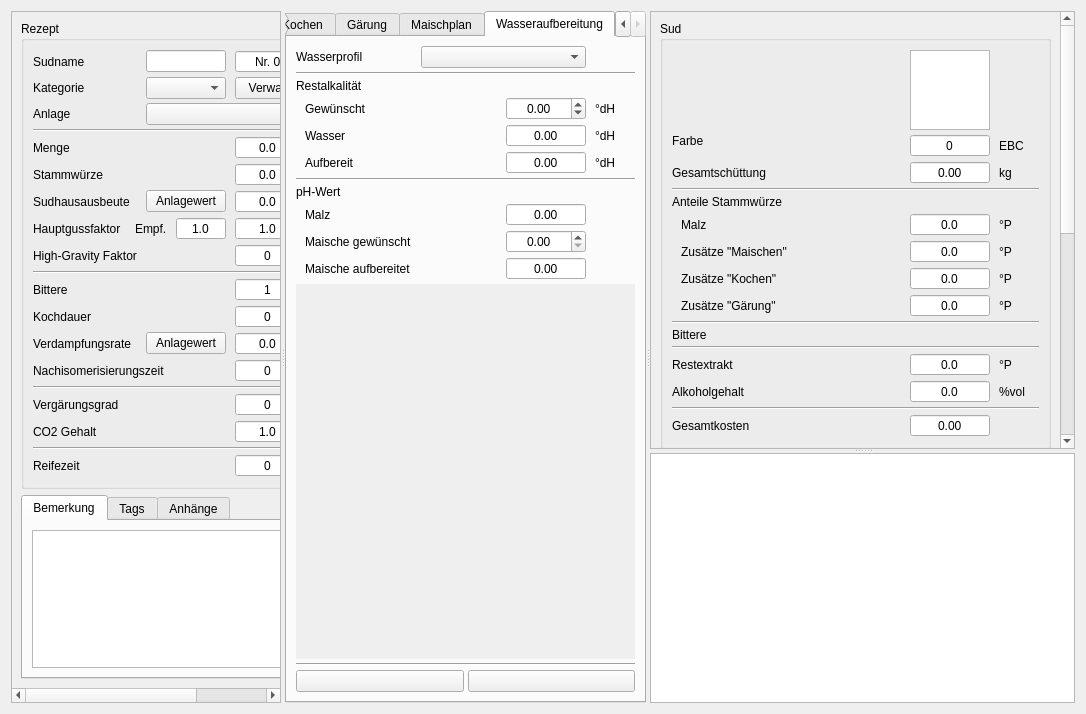
Above: kleiner-brauhelfer/tabrezept.ui from kleiner-brauhelfer/kleiner-brauhelfer-2 before the change. Below: the same form after it.
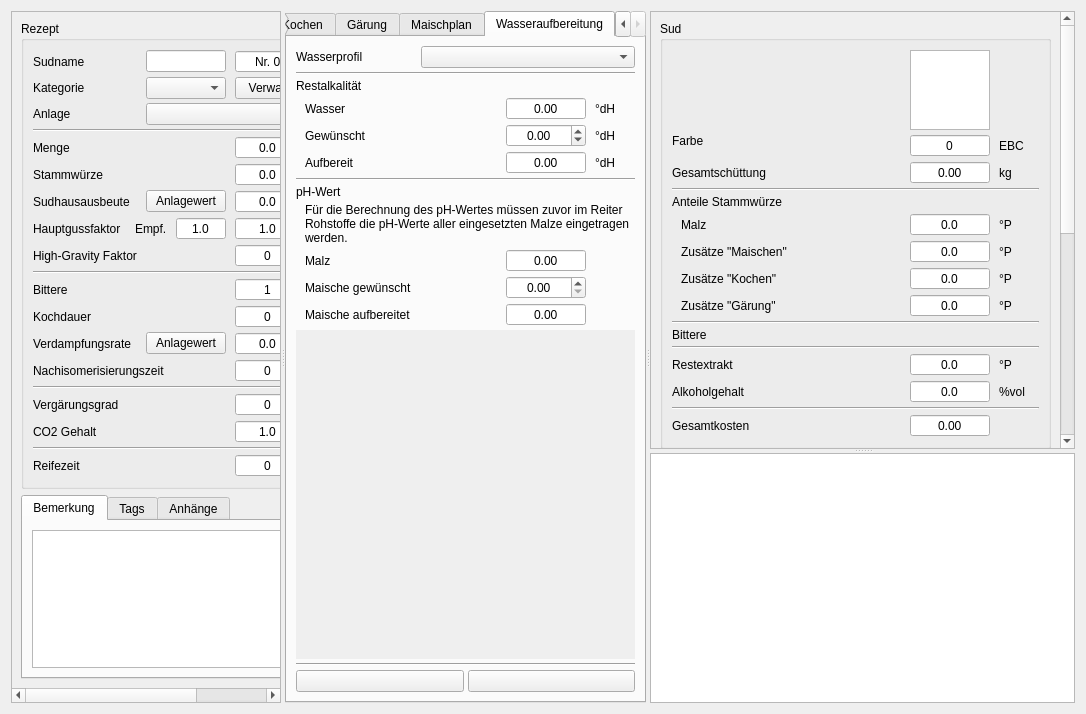
That is the form after the change. The open tabs and pages were chosen to show the change. Icons and pictures are not drawn. Custom widgets are drawn as their Qt base class.

```diff
--- a/kleiner-brauhelfer/tabrezept.ui
+++ b/kleiner-brauhelfer/tabrezept.ui
@@ -1808,62 +1808,7 @@
             </property>
            </widget>
           </item>
-          <item row="2" column="0" colspan="4">
-           <widget class="QLabel" name="label_75">
-            <property name="text">
-             <string>Restalkalität</string>
-            </property>
-           </widget>
-          </item>
-          <item row="6" column="0" colspan="4">
-           <widget class="Line" name="line_13">
-            <property name="orientation">
-             <enum>Qt::Horizontal</enum>
-            </property>
-           </widget>
-          </item>
           <item row="3" column="2">
-           <widget class="DoubleSpinBoxSud" name="tbRestalkalitaetSoll">
-            <property name="minimumSize">
-             <size>
-              <width>80</width>
-              <height>0</height>
-             </size>
-            </property>
-            <property name="toolTip">
-             <string>&lt;html&gt;&lt;head/&gt;&lt;body&gt;&lt;p&gt;Hier wird die &lt;span style=&quot; font-weight:600;&quot;&gt;gewünschte Restalkalität&lt;/span&gt; eingestellt. Sie ist mithin ein Faktor für den richtigen pH-Wert beim Maischen. Ein hoher Wert erhöht den pH-Wert der Maische und mindert die Enymaktivität des Malzes und umgekehrt. Allgemein verlangen helle und hopfenaromatische Biere einen Wert kleiner als 5°dH. Dunkle Biere beinhalten säurefördernde dunkle Malze . Hier sind bis zu 10°dH ein Richtwert&lt;/p&gt;&lt;p&gt;&lt;span style=&quot; font-weight:600;&quot;&gt;Typische Werte:&lt;/span&gt;&lt;/p&gt;&lt;table border=&quot;0&quot; style=&quot; margin-top:0px; margin-bottom:0px; margin-left:0px; margin-right:0px;&quot; cellspacing=&quot;2&quot; cellpadding=&quot;0&quot;&gt;&lt;tr&gt;&lt;td&gt;&lt;p&gt;Helles &lt;/p&gt;&lt;/td&gt;&lt;td&gt;&lt;p&gt;-3 – 0°dH&lt;/p&gt;&lt;/td&gt;&lt;/tr&gt;&lt;tr&gt;&lt;td&gt;&lt;p&gt;Bock hell&lt;/p&gt;&lt;/td&gt;&lt;td&gt;&lt;p&gt;5 – 10°dH&lt;/p&gt;&lt;/td&gt;&lt;/tr&gt;&lt;tr&gt;&lt;td&gt;&lt;p&gt;Export &lt;/p&gt;&lt;/td&gt;&lt;td&gt;&lt;p&gt;0 – 2°dH&lt;/p&gt;&lt;/td&gt;&lt;/tr&gt;&lt;tr&gt;&lt;td&gt;&lt;p&gt;Alt &lt;/p&gt;&lt;/td&gt;&lt;td&gt;&lt;p&gt;0 – 5°dH&lt;/p&gt;&lt;/td&gt;&lt;/tr&gt;&lt;tr&gt;&lt;td&gt;&lt;p&gt;Kölsch &lt;/p&gt;&lt;/td&gt;&lt;td&gt;&lt;p&gt;-3 – 0°dH&lt;/p&gt;&lt;/td&gt;&lt;/tr&gt;&lt;tr&gt;&lt;td&gt;&lt;p&gt;Pilsener &lt;/p&gt;&lt;/td&gt;&lt;td&gt;&lt;p&gt;-2 – 0°dH&lt;/p&gt;&lt;/td&gt;&lt;/tr&gt;&lt;tr&gt;&lt;td&gt;&lt;p&gt;Weizen&lt;/p&gt;&lt;/td&gt;&lt;td&gt;&lt;p&gt;5 – 10°dH&lt;/p&gt;&lt;/td&gt;&lt;/tr&gt;&lt;tr&gt;&lt;td&gt;&lt;p&gt;Stout&lt;/p&gt;&lt;/td&gt;&lt;td&gt;&lt;p&gt;5 – 10°dH&lt;/p&gt;&lt;/td&gt;&lt;/tr&gt;&lt;tr&gt;&lt;td&gt;&lt;p&gt;IPA&lt;/p&gt;&lt;/td&gt;&lt;td&gt;&lt;p&gt;-3 – 0°dH&lt;/p&gt;&lt;/td&gt;&lt;/tr&gt;&lt;/table&gt;&lt;p&gt;Die &lt;span style=&quot; font-weight:600;&quot;&gt;Restalkalität&lt;/span&gt; (RA) des Brauwassers ist entscheidend für den &lt;span style=&quot; font-weight:600;&quot;&gt;pH-Wert&lt;/span&gt; der Maischearbeit und somit für die Effizienz der Stärkespaltung, somit der Frage, ob das Bier mit der Schüttung gelingt. Zugleich ist der pH-Wert beim Maischen Ausgangspunkt aller weiterer Brauschritte.&lt;/p&gt;&lt;p&gt;Brauwasser ist kein reines Wasser, sondern enthält Salze und Ionen wie Chlorid (Cl⁻) und Sulfat (SO₄²⁻), die sich gemschmacklich auswirken. Während des Einmaischens wird das Brauwasser durch das Malz angesäuert. Es reichern sich Hydronium-Ionen (H⁺) an, was zu einem Abfall des pH-Wertes führt. Dabei verhalten sich dunkle Malze generell saurer als hell abgedarrte Malze. Ungehindert senkt sich der pH-Wert dadurch von allein in einen für den Maischeprozess günstigen Bereich zwischen &lt;span style=&quot; font-weight:600;&quot;&gt;pH 5,2 bis 5,8&lt;/span&gt; ab. &lt;/p&gt;&lt;p&gt;Der Knackpunkt ist, dass manches Wasser sich diesem pH-Abfall widersetzt. Dieses Alkalität genannte Phänomen gründet in der Konzentration des Ions Bicarbonat, chemisch &lt;span style=&quot; font-weight:600;&quot;&gt;HCO³⁻&lt;/span&gt;. Das HCO³⁻ fängt die H+-Ionen einfach ab. Die pH-Wert-senkende Wirkung der H+-Ionen verpufft wirkungslos. Dieser Effekt ist um so größer, je mehr HCO3- im Wassser vorhanden ist.&lt;/p&gt;&lt;p&gt;Damit erklärt sich simpel, warum mancher Bierstil mit dem einen Brauwasser funktioniert, ein anderer dagegen nicht. Mithin ist das der Grund, warum Hobbybrauer ihr Wasser vorbehandeln und Salze wie Calciumsulfat (Braugips) hinzugeben, um doch erfolgreich ein Bier oder ein IPA brauen zu können.&lt;/p&gt;&lt;/body&gt;&lt;/html&gt;</string>
-            </property>
-            <property name="alignment">
-             <set>Qt::AlignCenter</set>
-            </property>
-            <property name="readOnly">
-             <bool>false</bool>
-            </property>
-            <property name="decimals">
-             <number>2</number>
-            </property>
-            <property name="minimum">
-             <double>-99.000000000000000</double>
-            </property>
-            <property name="maximum">
-             <double>99.000000000000000</double>
-            </property>
-            <property name="singleStep">
-             <double>0.100000000000000</double>
-            </property>
-           </widget>
-          </item>
-          <item row="9" column="0">
-           <widget class="QLabel" name="label_40">
-            <property name="text">
-             <string>Maische gewünscht</string>
-            </property>
-            <property name="indent">
-             <number>9</number>
-            </property>
-           </widget>
-          </item>
-          <item row="4" column="2">
            <widget class="DoubleSpinBoxSud" name="tbRestalkalitaetWasser">
             <property name="toolTip">
              <string>&lt;html&gt;&lt;head/&gt;&lt;body&gt;&lt;p&gt;Hier wird die &lt;span style=&quot; font-weight:600;&quot;&gt;Restalkalität &lt;/span&gt;vom &lt;span style=&quot; font-weight:600;&quot;&gt;unbehandelten Wasser&lt;/span&gt; angegeben.&lt;/p&gt;&lt;p&gt;Die muss nicht zwingend Leitungs- oder Brunnenwasser sein, es kann auch destilliertes oder Osmosewasser sein. Entscheidend für die Wasseraufbereitung ist die Restalkalität, die die Menge der Aufsalzung bestimmt.&lt;/p&gt;&lt;p&gt;Manche Wasserprofile wie das extrem sulfathaltige Wasser von Burton-on-Trent-Wasser verhindern eine Aufbereitung mit Hauswasser. Die Werte sind so extrem, dass Calcium, Magnesium, Sulfat, Natrium und Chlorid nicht in das gewünschte Verhältnis gebracht werden kann.&lt;/p&gt;&lt;p&gt;Viele Brauer, vor allem wenn sie sehr hartes Wasser haben, greifen in solchen Fällen auf &lt;span style=&quot; font-weight:600;&quot;&gt;Osmosewasser&lt;/span&gt; zurück und salzen gezielt von entmineralisiertem Wasser auf. Dafür sind allerdings profunde Kenntnisse der Wasserchemie nötig. Fachforen, seltener Fachbücher, sind hier eine große Hilfe.&lt;/p&gt;&lt;p&gt;Der Kleine Brauhelfer unterstützt den Brauer entscheidend dabei sein Leitungs- oder Brunnnwasser und ein Wasserprofil abzustimmen.&lt;/p&gt;&lt;p&gt;Dazu wird zuerst das &lt;span style=&quot; font-weight:600;&quot;&gt;Rohwasser &lt;/span&gt;im &lt;span style=&quot; font-weight:600;&quot;&gt;Tab Ausrüstung&lt;/span&gt; gewählt, dann das &lt;span style=&quot; font-weight:600;&quot;&gt;Wasserprofil &lt;/span&gt;im &lt;span style=&quot; font-weight:600;&quot;&gt;Tab Rohstoffe&lt;/span&gt;. Anhand der Differenzen tastet man sich an das gewählte Profil mit Salzen und Säuren heran.&lt;/p&gt;&lt;/body&gt;&lt;/html&gt;</string>
@@ -1895,83 +1840,17 @@
             </property>
            </widget>
           </item>
-          <item row="4" column="0">
-           <widget class="QLabel" name="label_69">
+          <item row="9" column="0">
+           <widget class="QLabel" name="lblPhMalz">
             <property name="text">
-             <string>Wasser</string>
+             <string>Malz</string>
             </property>
             <property name="indent">
              <number>9</number>
             </property>
            </widget>
           </item>
-          <item row="0" column="1" colspan="2">
-           <widget class="ComboBox" name="cbWasserProfil">
-            <property name="toolTip">
-             <string>&lt;html&gt;&lt;head/&gt;&lt;body&gt;&lt;p&gt;Hier wird das verwendete &lt;span style=&quot; font-weight:600;&quot;&gt;Wasserprofil&lt;/span&gt; gewählt.&lt;/p&gt;&lt;p&gt;Im &lt;span style=&quot; font-weight:600;&quot;&gt;Tab Ausrüstung &lt;/span&gt;muss mindestens ein Wasserprofil erstellt werden.&lt;/p&gt;&lt;p&gt;Fortgeschrittene Anwender definieren für unterschiedliche Bierstile oft verschiedene Wasserprofile und nutzen dazu unterschiedliche Techniken der Wasseraufbereitung.&lt;/p&gt;&lt;p&gt;Beliebt ist destilliertes Wasser oder Wasser aus einer Osmoseanlage. Diese Wasserprofile bieten sich bei einem harten Brauwasser an, wenn helle und hopfenbetonte Biere gebraut werden sollen.&lt;/p&gt;&lt;/body&gt;&lt;/html&gt;</string>
-            </property>
-           </widget>
-          </item>
-          <item row="10" column="2">
-           <widget class="DoubleSpinBoxSud" name="tbPhMaische">
-            <property name="toolTip">
-             <string>&lt;html&gt;&lt;head/&gt;&lt;body&gt;&lt;p&gt;Hier wird der &lt;span style=&quot; font-weight:600;&quot;&gt;pH-Wert der Maische&lt;/span&gt; angegeben. Zuvor müssen im Reiter &lt;span style=&quot; font-style:italic;&quot;&gt;Rohstoffe&lt;/span&gt; die pH-Werte aller Malze eingetragen werden. Malze haben je nach Sorte unterschiedliche Wim Malz-pH. Zusammen mit dem Wasser-pH addieren sich sich zum maische-pH zusammen.&lt;/p&gt;&lt;p&gt;Für den Maischprozess sollte der pH-Wert zwischen 5.3 und 5.7 liegen. &lt;/p&gt;&lt;/body&gt;&lt;/html&gt;</string>
-            </property>
-            <property name="alignment">
-             <set>Qt::AlignCenter</set>
-            </property>
-            <property name="readOnly">
-             <bool>true</bool>
-            </property>
-            <property name="buttonSymbols">
-             <enum>QAbstractSpinBox::NoButtons</enum>
-            </property>
-            <property name="decimals">
-             <number>2</number>
-            </property>
-           </widget>
-          </item>
-          <item row="10" column="0">
-           <widget class="QLabel" name="label_39">
-            <property name="text">
-             <string>Maische aufbereitet</string>
-            </property>
-            <property name="indent">
-             <number>9</number>
-            </property>
-           </widget>
-          </item>
-          <item row="1" column="0" colspan="4">
-           <widget class="Line" name="line_6">
-            <property name="orientation">
-             <enum>Qt::Horizontal</enum>
-            </property>
-           </widget>
-          </item>
-          <item row="3" column="1">
-           <spacer name="horizontalSpacer_7">
-            <property name="orientation">
-             <enum>Qt::Horizontal</enum>
-            </property>
-            <property name="sizeHint" stdset="0">
-             <size>
-              <width>40</width>
-              <height>20</height>
-             </size>
-            </property>
-           </spacer>
-          </item>
-          <item row="3" column="0">
-           <widget class="QLabel" name="label_71">
-            <property name="text">
-             <string>Gewünscht</string>
-            </property>
-            <property name="indent">
-             <number>9</number>
-            </property>
-           </widget>
-          </item>
-          <item row="8" column="2">
+          <item row="9" column="2">
            <widget class="DoubleSpinBoxSud" name="tbPhMalz">
             <property name="toolTip">
              <string>&lt;html&gt;&lt;head/&gt;&lt;body&gt;&lt;p&gt;Hier wird der &lt;span style=&quot; font-weight:600;&quot;&gt;pH-Wert der Schüttung&lt;/span&gt; angegeben. Zuvor müssen im Reiter &lt;span style=&quot; font-style:italic;&quot;&gt;Rohstoffe&lt;/span&gt; die pH-Werte aller Malze eingetragen werden.&lt;/p&gt;&lt;p&gt;Malze wirken im warmen Brauwasser leicht sauer, indem sie den pH-Wert senken. Man spricht daher von einem eigenen pH-Wert von Malz, den Schrot-pH. Malze wirken um so sauer, je dunkler sie sind. Zusätzlich ist die Malzsorte ein wichtiger Faktor. Karamellmalze oder Röstmalze etwa wirken säuresenkender als Basismalze oder Rohfrucht.&lt;/p&gt;&lt;p&gt;Ausführlich iInformationen zur Wasserchemie im allgemeinen und zur Säurebildung von Malz finden sich auf der &lt;a href=&quot;https://maischemalzundmehr.de/index.php?inhaltmitte=toolswasserrechner&quot;&gt;&lt;span style=&quot; text-decoration: underline; color:#0068da;&quot;&gt;Wasserseite von Maische, Malz und Meh&lt;/span&gt;&lt;/a&gt;r (auf Deutsch) und auf den Seiten vom amerikanischen Brauer und &lt;a href=&quot;https://www.brunwater.com/water-knowledge&quot;&gt;&lt;span style=&quot; text-decoration: underline; color:#0068da;&quot;&gt;Wasserspezialist Martin Brungard &lt;/span&gt;&lt;/a&gt;und seines Tools Brew'n Water (auf Englisch).&lt;/p&gt;&lt;p&gt;Wasserchemie gehört im Brauwesen mit zu den schwersten Kapiteln. Viele gute Artikel finden sich neben Fachbüchern auch bei Aquaristen. Wasserversorger müssen aktuelle, regionale Daten spätestens auf Anfrage bereitstellen.&lt;/p&gt;&lt;/body&gt;&lt;/html&gt;</string>
@@ -2013,6 +1892,73 @@
             </property>
            </widget>
           </item>
+          <item row="7" column="0" colspan="4">
+           <widget class="QLabel" name="label_76">
+            <property name="text">
+             <string>pH-Wert</string>
+            </property>
+           </widget>
+          </item>
+          <item row="6" column="0" colspan="4">
+           <widget class="Line" name="line_13">
+            <property name="orientation">
+             <enum>Qt::Horizontal</enum>
+            </property>
+           </widget>
+          </item>
+          <item row="1" column="0" colspan="4">
+           <widget class="Line" name="line_6">
+            <property name="orientation">
+             <enum>Qt::Horizontal</enum>
+            </property>
+           </widget>
+          </item>
+          <item row="2" column="0" colspan="4">
+           <widget class="QLabel" name="label_75">
+            <property name="text">
+             <string>Restalkalität</string>
+            </property>
+           </widget>
+          </item>
+          <item row="3" column="0">
+           <widget class="QLabel" name="label_69">
+            <property name="text">
+             <string>Wasser</string>
+            </property>
+            <property name="indent">
+             <number>9</number>
+            </property>
+           </widget>
+          </item>
+          <item row="11" column="0">
+           <widget class="QLabel" name="lblPhMaische">
+            <property name="text">
+             <string>Maische aufbereitet</string>
+            </property>
+            <property name="indent">
+             <number>9</number>
+            </property>
+           </widget>
+          </item>
+          <item row="11" column="2">
+           <widget class="DoubleSpinBoxSud" name="tbPhMaische">
+            <property name="toolTip">
+             <string>&lt;html&gt;&lt;head/&gt;&lt;body&gt;&lt;p&gt;Hier wird der &lt;span style=&quot; font-weight:600;&quot;&gt;pH-Wert der Maische&lt;/span&gt; angegeben. Zuvor müssen im Reiter &lt;span style=&quot; font-style:italic;&quot;&gt;Rohstoffe&lt;/span&gt; die pH-Werte aller Malze eingetragen werden. Malze haben je nach Sorte unterschiedliche Wim Malz-pH. Zusammen mit dem Wasser-pH addieren sich sich zum maische-pH zusammen.&lt;/p&gt;&lt;/body&gt;&lt;/html&gt;</string>
+            </property>
+            <property name="alignment">
+             <set>Qt::AlignCenter</set>
+            </property>
+            <property name="readOnly">
+             <bool>true</bool>
+            </property>
+            <property name="buttonSymbols">
+             <enum>QAbstractSpinBox::NoButtons</enum>
+            </property>
+            <property name="decimals">
+             <number>2</number>
+            </property>
+           </widget>
+          </item>
           <item row="5" column="2">
            <widget class="DoubleSpinBoxSud" name="tbRestalkalitaetIst">
             <property name="toolTip">
@@ -2038,6 +1984,22 @@
             </property>
            </widget>
           </item>
+          <item row="10" column="2">
+           <widget class="DoubleSpinBoxSud" name="tbPhMaischeSoll">
+            <property name="toolTip">
+             <string>&lt;html&gt;&lt;head/&gt;&lt;body&gt;&lt;p&gt;Hier wird ein &lt;span style=&quot; font-weight:600;&quot;&gt;gewünschter pH-Wert &lt;/span&gt;der&lt;span style=&quot; font-weight:600;&quot;&gt; Maische&lt;/span&gt; angegeben. Zuvor müssen im Reiter &lt;span style=&quot; font-style:italic;&quot;&gt;Rohstoffe&lt;/span&gt; die pH-Werte aller Malze eingetragen werden.&lt;/p&gt;&lt;p&gt;Für den Maischprozess sollte der pH-Wert zwischen 5.3 und 5.7 liegen. &lt;/p&gt;&lt;p&gt;Additive wie Salze und Säuren, aber auch laugisch wirkende Zusätze stellen den gewünschten Maische-pH ein, wenn Schüttung und Brauwasser nicht den angepeilten Werten entsprechen.&lt;/p&gt;&lt;/body&gt;&lt;/html&gt;</string>
+            </property>
+            <property name="alignment">
+             <set>Qt::AlignCenter</set>
+            </property>
+            <property name="decimals">
+             <number>2</number>
+            </property>
+            <property name="singleStep">
+             <double>0.010000000000000</double>
+            </property>
+           </widget>
+          </item>
           <item row="0" column="0">
            <widget class="QLabel" name="label_17">
             <property name="text">
@@ -2045,36 +2007,87 @@
             </property>
            </widget>
           </item>
-          <item row="8" column="0">
-           <widget class="QLabel" name="label_77">
+          <item row="4" column="0">
+           <widget class="QLabel" name="label_71">
             <property name="text">
-             <string>Malz</string>
+             <string>Gewünscht</string>
             </property>
             <property name="indent">
              <number>9</number>
             </property>
            </widget>
           </item>
-          <item row="9" column="2">
-           <widget class="DoubleSpinBoxSud" name="tbPhMaischeSoll">
+          <item row="10" column="0">
+           <widget class="QLabel" name="lblPhMaischeSoll">
+            <property name="text">
+             <string>Maische gewünscht</string>
+            </property>
+            <property name="indent">
+             <number>9</number>
+            </property>
+           </widget>
+          </item>
+          <item row="4" column="2">
+           <widget class="DoubleSpinBoxSud" name="tbRestalkalitaetSoll">
+            <property name="minimumSize">
+             <size>
+              <width>80</width>
+              <height>0</height>
+             </size>
+            </property>
             <property name="toolTip">
-             <string>&lt;html&gt;&lt;head/&gt;&lt;body&gt;&lt;p&gt;Hier wird ein &lt;span style=&quot; font-weight:600;&quot;&gt;gewünschter pH-Wert &lt;/span&gt;der&lt;span style=&quot; font-weight:600;&quot;&gt; Maische&lt;/span&gt; angegeben. Zuvor müssen im Reiter &lt;span style=&quot; font-style:italic;&quot;&gt;Rohstoffe&lt;/span&gt; die pH-Werte aller Malze eingetragen werden.&lt;/p&gt;&lt;p&gt;Additive wie Salze und Säuren, aber auch laugisch wirkende Zusätze stellen den gewünschten Maische-pH ein, wenn Schüttung und Brauwasser nicht den angepeilten Werten entsprechen.&lt;/p&gt;&lt;/body&gt;&lt;/html&gt;</string>
+             <string>&lt;html&gt;&lt;head/&gt;&lt;body&gt;&lt;p&gt;Hier wird die &lt;span style=&quot; font-weight:600;&quot;&gt;gewünschte Restalkalität&lt;/span&gt; eingestellt. Sie ist mithin ein Faktor für den richtigen pH-Wert beim Maischen. Ein hoher Wert erhöht den pH-Wert der Maische und mindert die Enymaktivität des Malzes und umgekehrt. Allgemein verlangen helle und hopfenaromatische Biere einen Wert kleiner als 5°dH. Dunkle Biere beinhalten säurefördernde dunkle Malze . Hier sind bis zu 10°dH ein Richtwert&lt;/p&gt;&lt;p&gt;&lt;span style=&quot; font-weight:600;&quot;&gt;Typische Werte:&lt;/span&gt;&lt;/p&gt;&lt;table border=&quot;0&quot; style=&quot; margin-top:0px; margin-bottom:0px; margin-left:0px; margin-right:0px;&quot; cellspacing=&quot;2&quot; cellpadding=&quot;0&quot;&gt;&lt;tr&gt;&lt;td&gt;&lt;p&gt;Helles &lt;/p&gt;&lt;/td&gt;&lt;td&gt;&lt;p&gt;-3 – 0°dH&lt;/p&gt;&lt;/td&gt;&lt;/tr&gt;&lt;tr&gt;&lt;td&gt;&lt;p&gt;Bock hell&lt;/p&gt;&lt;/td&gt;&lt;td&gt;&lt;p&gt;5 – 10°dH&lt;/p&gt;&lt;/td&gt;&lt;/tr&gt;&lt;tr&gt;&lt;td&gt;&lt;p&gt;Export &lt;/p&gt;&lt;/td&gt;&lt;td&gt;&lt;p&gt;0 – 2°dH&lt;/p&gt;&lt;/td&gt;&lt;/tr&gt;&lt;tr&gt;&lt;td&gt;&lt;p&gt;Alt &lt;/p&gt;&lt;/td&gt;&lt;td&gt;&lt;p&gt;0 – 5°dH&lt;/p&gt;&lt;/td&gt;&lt;/tr&gt;&lt;tr&gt;&lt;td&gt;&lt;p&gt;Kölsch &lt;/p&gt;&lt;/td&gt;&lt;td&gt;&lt;p&gt;-3 – 0°dH&lt;/p&gt;&lt;/td&gt;&lt;/tr&gt;&lt;tr&gt;&lt;td&gt;&lt;p&gt;Pilsener &lt;/p&gt;&lt;/td&gt;&lt;td&gt;&lt;p&gt;-2 – 0°dH&lt;/p&gt;&lt;/td&gt;&lt;/tr&gt;&lt;tr&gt;&lt;td&gt;&lt;p&gt;Weizen&lt;/p&gt;&lt;/td&gt;&lt;td&gt;&lt;p&gt;5 – 10°dH&lt;/p&gt;&lt;/td&gt;&lt;/tr&gt;&lt;tr&gt;&lt;td&gt;&lt;p&gt;Stout&lt;/p&gt;&lt;/td&gt;&lt;td&gt;&lt;p&gt;5 – 10°dH&lt;/p&gt;&lt;/td&gt;&lt;/tr&gt;&lt;tr&gt;&lt;td&gt;&lt;p&gt;IPA&lt;/p&gt;&lt;/td&gt;&lt;td&gt;&lt;p&gt;-3 – 0°dH&lt;/p&gt;&lt;/td&gt;&lt;/tr&gt;&lt;/table&gt;&lt;p&gt;Die &lt;span style=&quot; font-weight:600;&quot;&gt;Restalkalität&lt;/span&gt; (RA) des Brauwassers ist entscheidend für den &lt;span style=&quot; font-weight:600;&quot;&gt;pH-Wert&lt;/span&gt; der Maischearbeit und somit für die Effizienz der Stärkespaltung, somit der Frage, ob das Bier mit der Schüttung gelingt. Zugleich ist der pH-Wert beim Maischen Ausgangspunkt aller weiterer Brauschritte.&lt;/p&gt;&lt;p&gt;Brauwasser ist kein reines Wasser, sondern enthält Salze und Ionen wie Chlorid (Cl⁻) und Sulfat (SO₄²⁻), die sich gemschmacklich auswirken. Während des Einmaischens wird das Brauwasser durch das Malz angesäuert. Es reichern sich Hydronium-Ionen (H⁺) an, was zu einem Abfall des pH-Wertes führt. Dabei verhalten sich dunkle Malze generell saurer als hell abgedarrte Malze. Ungehindert senkt sich der pH-Wert dadurch von allein in einen für den Maischeprozess günstigen Bereich zwischen &lt;span style=&quot; font-weight:600;&quot;&gt;pH 5,2 bis 5,8&lt;/span&gt; ab. &lt;/p&gt;&lt;p&gt;Der Knackpunkt ist, dass manches Wasser sich diesem pH-Abfall widersetzt. Dieses Alkalität genannte Phänomen gründet in der Konzentration des Ions Bicarbonat, chemisch &lt;span style=&quot; font-weight:600;&quot;&gt;HCO³⁻&lt;/span&gt;. Das HCO³⁻ fängt die H+-Ionen einfach ab. Die pH-Wert-senkende Wirkung der H+-Ionen verpufft wirkungslos. Dieser Effekt ist um so größer, je mehr HCO3- im Wassser vorhanden ist.&lt;/p&gt;&lt;p&gt;Damit erklärt sich simpel, warum mancher Bierstil mit dem einen Brauwasser funktioniert, ein anderer dagegen nicht. Mithin ist das der Grund, warum Hobbybrauer ihr Wasser vorbehandeln und Salze wie Calciumsulfat (Braugips) hinzugeben, um doch erfolgreich ein Bier oder ein IPA brauen zu können.&lt;/p&gt;&lt;/body&gt;&lt;/html&gt;</string>
             </property>
             <property name="alignment">
              <set>Qt::AlignCenter</set>
             </property>
+            <property name="readOnly">
+             <bool>false</bool>
+            </property>
             <property name="decimals">
              <number>2</number>
             </property>
+            <property name="minimum">
+             <double>-99.000000000000000</double>
+            </property>
+            <property name="maximum">
+             <double>99.000000000000000</double>
+            </property>
             <property name="singleStep">
-             <double>0.010000000000000</double>
+             <double>0.100000000000000</double>
             </property>
            </widget>
           </item>
-          <item row="7" column="0" colspan="4">
-           <widget class="QLabel" name="label_76">
+          <item row="3" column="1">
+           <spacer name="horizontalSpacer_7">
+            <property name="orientation">
+             <enum>Qt::Horizontal</enum>
+            </property>
+            <property name="sizeHint" stdset="0">
+             <size>
+              <width>40</width>
+              <height>20</height>
+             </size>
+            </property>
+           </spacer>
+          </item>
+          <item row="8" column="0" colspan="4">
+           <widget class="QLabel" name="lblWarnungPh">
             <property name="text">
-             <string>pH-Wert</string>
+             <string>&lt;html&gt;&lt;head/&gt;&lt;body&gt;&lt;p&gt;Für die Berechnung des pH-Wertes müssen zuvor im Reiter Rohstoffe die pH-Werte aller eingesetzten Malze eingetragen werden.&lt;/p&gt;&lt;/body&gt;&lt;/html&gt;</string>
+            </property>
+            <property name="wordWrap">
+             <bool>true</bool>
+            </property>
+            <property name="indent">
+             <number>9</number>
+            </property>
+           </widget>
+          </item>
+          <item row="0" column="1" colspan="3">
+           <widget class="ComboBox" name="cbWasserProfil">
+            <property name="toolTip">
+             <string>&lt;html&gt;&lt;head/&gt;&lt;body&gt;&lt;p&gt;Hier wird das verwendete &lt;span style=&quot; font-weight:600;&quot;&gt;Wasserprofil&lt;/span&gt; gewählt.&lt;/p&gt;&lt;p&gt;Im &lt;span style=&quot; font-weight:600;&quot;&gt;Tab Ausrüstung &lt;/span&gt;muss mindestens ein Wasserprofil erstellt werden.&lt;/p&gt;&lt;p&gt;Fortgeschrittene Anwender definieren für unterschiedliche Bierstile oft verschiedene Wasserprofile und nutzen dazu unterschiedliche Techniken der Wasseraufbereitung.&lt;/p&gt;&lt;p&gt;Beliebt ist destilliertes Wasser oder Wasser aus einer Osmoseanlage. Diese Wasserprofile bieten sich bei einem harten Brauwasser an, wenn helle und hopfenbetonte Biere gebraut werden sollen.&lt;/p&gt;&lt;/body&gt;&lt;/html&gt;</string>
             </property>
            </widget>
           </item>
```
Left out of the diff: 7 changed lines with no effect on the pictures.
